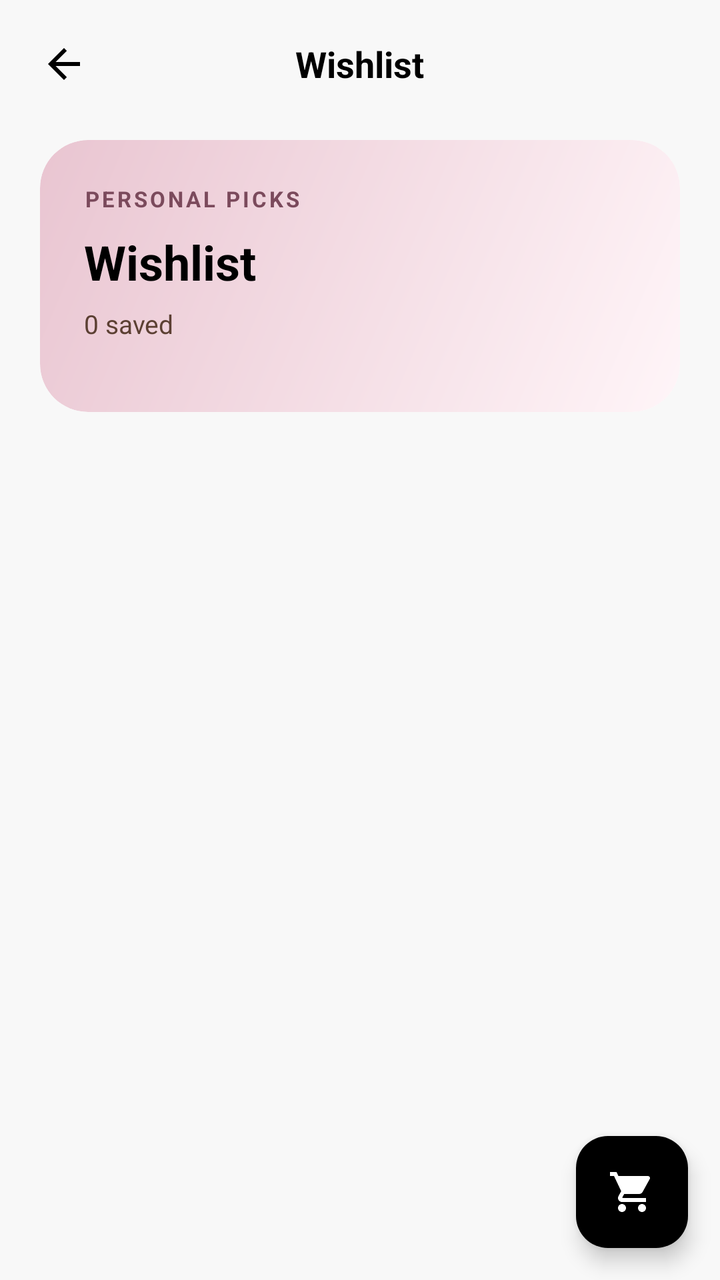
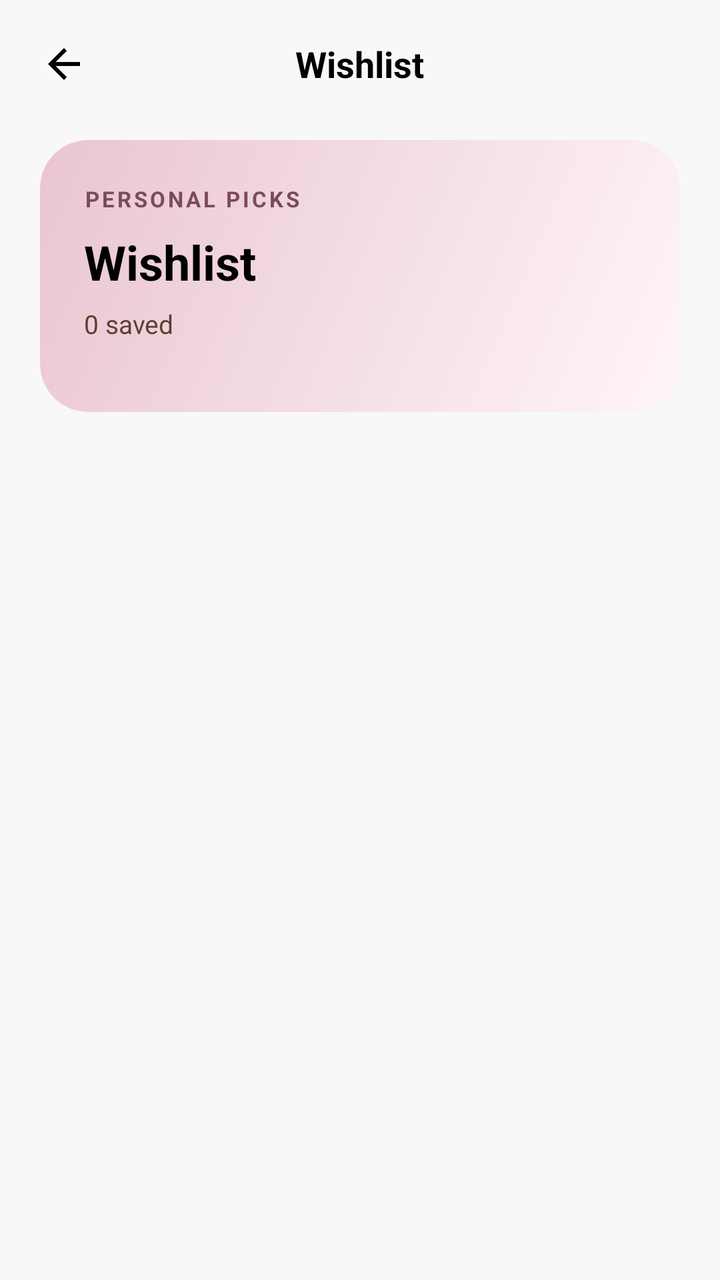

The first picture is an Android layout as it rendered before a commit; the second is the same layout after the commit. The layout source and the unified diff follow.
<!-- AndroidManifest.xml: application theme Theme.Outfy -->
<!-- res/layout/activity_wishlist.xml -->
<?xml version="1.0" encoding="utf-8"?>
<androidx.coordinatorlayout.widget.CoordinatorLayout xmlns:android="http://schemas.android.com/apk/res/android"
    xmlns:app="http://schemas.android.com/apk/res-auto"
    xmlns:tools="http://schemas.android.com/tools"
    android:layout_width="match_parent"
    android:layout_height="match_parent"
    android:background="@color/app_bg">

    <LinearLayout
        android:layout_width="match_parent"
        android:layout_height="match_parent"
        android:orientation="vertical">

        <RelativeLayout
            android:layout_width="match_parent"
            android:layout_height="64dp"
            android:paddingHorizontal="20dp">

            <ImageView
                android:id="@+id/btnBack"
                android:layout_width="24dp"
                android:layout_height="24dp"
                android:layout_centerVertical="true"
                android:src="@drawable/ic_back" />

            <TextView
                android:layout_width="wrap_content"
                android:layout_height="wrap_content"
                android:layout_centerInParent="true"
                android:text="@string/wishlist_title"
                android:textColor="#000000"
                android:textSize="18sp"
                android:textStyle="bold" />
        </RelativeLayout>

        <androidx.cardview.widget.CardView
            android:layout_width="match_parent"
            android:layout_height="136dp"
            android:layout_marginHorizontal="20dp"
            android:layout_marginTop="6dp"
            app:cardCornerRadius="24dp"
            app:cardElevation="0dp">

            <LinearLayout
                android:layout_width="match_parent"
                android:layout_height="match_parent"
                android:background="@drawable/bg_wishlist_hero"
                android:orientation="vertical"
                android:padding="22dp">

                <TextView
                    android:layout_width="wrap_content"
                    android:layout_height="wrap_content"
                    android:text="@string/wishlist_eyebrow"
                    android:textColor="#7B4A5C"
                    android:textSize="11sp"
                    android:textStyle="bold"
                    android:letterSpacing="0.12" />

                <TextView
                    android:layout_width="wrap_content"
                    android:layout_height="wrap_content"
                    android:layout_marginTop="8dp"
                    android:text="@string/wishlist_title"
                    android:textColor="#000000"
                    android:textSize="24sp"
                    android:textStyle="bold" />

                <TextView
                    android:id="@+id/tvWishlistCount"
                    android:layout_width="wrap_content"
                    android:layout_height="wrap_content"
                    android:layout_marginTop="6dp"
                    android:text="0 saved"
                    android:textColor="#5C4033"
                    android:textSize="13sp" />
            </LinearLayout>
        </androidx.cardview.widget.CardView>

        <FrameLayout
            android:layout_width="match_parent"
            android:layout_height="0dp"
            android:layout_weight="1"
            android:layout_marginTop="14dp">

            <androidx.recyclerview.widget.RecyclerView
                android:id="@+id/rvWishlist"
                android:layout_width="match_parent"
                android:layout_height="match_parent"
                android:paddingHorizontal="12dp"
                android:paddingBottom="16dp" />

            <TextView
                android:id="@+id/tvEmptyWishlist"
                android:layout_width="wrap_content"
                android:layout_height="wrap_content"
                android:layout_gravity="center"
                android:padding="32dp"
                android:text="@string/wishlist_empty"
                android:textAlignment="center"
                android:textColor="#8E8E8E"
                android:textSize="16sp"
                android:visibility="gone"
                tools:visibility="visible" />

            <ProgressBar
                android:id="@+id/progressBar"
                android:layout_width="wrap_content"
                android:layout_height="wrap_content"
                android:layout_gravity="center"
                android:visibility="gone"
                tools:visibility="visible" />
        </FrameLayout>

    </LinearLayout>

    <com.google.android.material.floatingactionbutton.FloatingActionButton
        android:id="@+id/fabCart"
        android:layout_width="wrap_content"
        android:layout_height="wrap_content"
        android:layout_gravity="bottom|end"
        android:layout_margin="16dp"
        android:src="@drawable/ic_cart"
        app:backgroundTint="#000000"
        app:tint="#FFFFFF"
        app:layout_anchorGravity="bottom|end" />

</androidx.coordinatorlayout.widget.CoordinatorLayout>
<!-- resources referenced by this layout -->
<resources>
  <color name="app_bg">#F8F8F8</color>
  <!-- drawable bg_wishlist_hero (drawable) -->
  <?xml version="1.0" encoding="utf-8"?>
  <shape xmlns:android="http://schemas.android.com/apk/res/android"
      android:shape="rectangle">
      <gradient
          android:angle="315"
          android:endColor="#FFF5F8"
          android:startColor="#E9C5D1" />
      <corners android:radius="24dp" />
  </shape>
  <!-- drawable ic_back (drawable) -->
  <vector xmlns:android="http://schemas.android.com/apk/res/android"
      android:width="24dp"
      android:height="24dp"
      android:viewportWidth="24"
      android:viewportHeight="24">
    <path
        android:fillColor="#000000"
        android:pathData="M20,11H7.83l5.59,-5.59L12,4l-8,8 8,8 1.41,-1.41L7.83,13H20v-2z"/>
  </vector>
  <!-- drawable ic_cart (drawable) -->
  <vector xmlns:android="http://schemas.android.com/apk/res/android"
      android:width="24dp"
      android:height="24dp"
      android:viewportWidth="24"
      android:viewportHeight="24">
    <path
        android:fillColor="#000000"
        android:pathData="M7,18c-1.1,0 -1.99,0.9 -1.99,2S5.9,22 7,22s2,-0.9 2,-2 -0.9,-2 -2,-2zM1,2v2h2l3.6,7.59 -1.35,2.45c-0.16,0.28 -0.25,0.61 -0.25,0.96 0,1.1 0.9,2 2,2h12v-2H7.42c-0.14,0 -0.25,-0.11 -0.25,-0.25l0.03,-0.12 0.9,-1.63h7.45c0.75,0 1.41,-0.41 1.75,-1.03l3.58,-6.49c0.08,-0.14 0.12,-0.31 0.12,-0.48 0,-0.55 -0.45,-1 -1,-1H5.21l-0.94,-2H1zM17,18c-1.1,0 -1.99,0.9 -1.99,2s0.89,2 1.99,2 2,-0.9 2,-2 -0.9,-2 -2,-2z"/>
  </vector>
  <string name="wishlist_empty">Your wishlist is empty right now.</string>
  <string name="wishlist_eyebrow">PERSONAL PICKS</string>
  <string name="wishlist_title">Wishlist</string>
  <style name="Theme.Outfy" parent="Base.Theme.Outfy" />
  <style name="Base.Theme.Outfy" parent="Theme.Material3.DayNight.NoActionBar">
  
          
          <item name="colorPrimary">#D6C4AF</item>
          <item name="colorOnPrimary">#000000</item>
          <item name="colorPrimaryContainer">#E8DDCF</item>
          <item name="colorOnPrimaryContainer">#000000</item>
  
          <item name="colorSecondary">#D6C4AF</item>
          <item name="colorOnSecondary">#000000</item>
          <item name="colorSecondaryContainer">#E8DDCF</item>
          <item name="colorOnSecondaryContainer">#000000</item>
  
          <item name="colorTertiary">#D6C4AF</item>
          <item name="colorOnTertiary">#000000</item>
  
          
          <item name="android:windowBackground">#F2F2F2</item>
          <item name="android:textColorPrimary">#000000</item>
          <item name="colorSurface">#FFFFFF</item>
          <item name="colorOnSurface">#000000</item>
          <item name="colorSurfaceVariant">#E8DDCF</item>
          <item name="colorOnSurfaceVariant">#000000</item>
          <item name="colorOutline">#777777</item>
  
          
          <item name="colorControlActivated">#D6C4AF</item>
          <item name="colorControlHighlight">#D6C4AF</item>
          <item name="colorControlNormal">#777777</item>
  
      </style>
</resources>

<!-- the commit's change to res/layout/activity_wishlist.xml (unified diff, before → after) -->
@@ -114,15 +114,4 @@
 
     </LinearLayout>
 
-    <com.google.android.material.floatingactionbutton.FloatingActionButton
-        android:id="@+id/fabCart"
-        android:layout_width="wrap_content"
-        android:layout_height="wrap_content"
-        android:layout_gravity="bottom|end"
-        android:layout_margin="16dp"
-        android:src="@drawable/ic_cart"
-        app:backgroundTint="#000000"
-        app:tint="#FFFFFF"
-        app:layout_anchorGravity="bottom|end" />
-
 </androidx.coordinatorlayout.widget.CoordinatorLayout>
<!-- resource entries referenced after the edit -->
@@ -20,16 +20,6 @@
     <path
         android:fillColor="#000000"
         android:pathData="M20,11H7.83l5.59,-5.59L12,4l-8,8 8,8 1.41,-1.41L7.83,13H20v-2z"/>
-  </vector>
-  <!-- drawable ic_cart (drawable) -->
-  <vector xmlns:android="http://schemas.android.com/apk/res/android"
-      android:width="24dp"
-      android:height="24dp"
-      android:viewportWidth="24"
-      android:viewportHeight="24">
-    <path
-        android:fillColor="#000000"
-        android:pathData="M7,18c-1.1,0 -1.99,0.9 -1.99,2S5.9,22 7,22s2,-0.9 2,-2 -0.9,-2 -2,-2zM1,2v2h2l3.6,7.59 -1.35,2.45c-0.16,0.28 -0.25,0.61 -0.25,0.96 0,1.1 0.9,2 2,2h12v-2H7.42c-0.14,0 -0.25,-0.11 -0.25,-0.25l0.03,-0.12 0.9,-1.63h7.45c0.75,0 1.41,-0.41 1.75,-1.03l3.58,-6.49c0.08,-0.14 0.12,-0.31 0.12,-0.48 0,-0.55 -0.45,-1 -1,-1H5.21l-0.94,-2H1zM17,18c-1.1,0 -1.99,0.9 -1.99,2s0.89,2 1.99,2 2,-0.9 2,-2 -0.9,-2 -2,-2z"/>
   </vector>
   <string name="wishlist_empty">Your wishlist is empty right now.</string>
   <string name="wishlist_eyebrow">PERSONAL PICKS</string>
